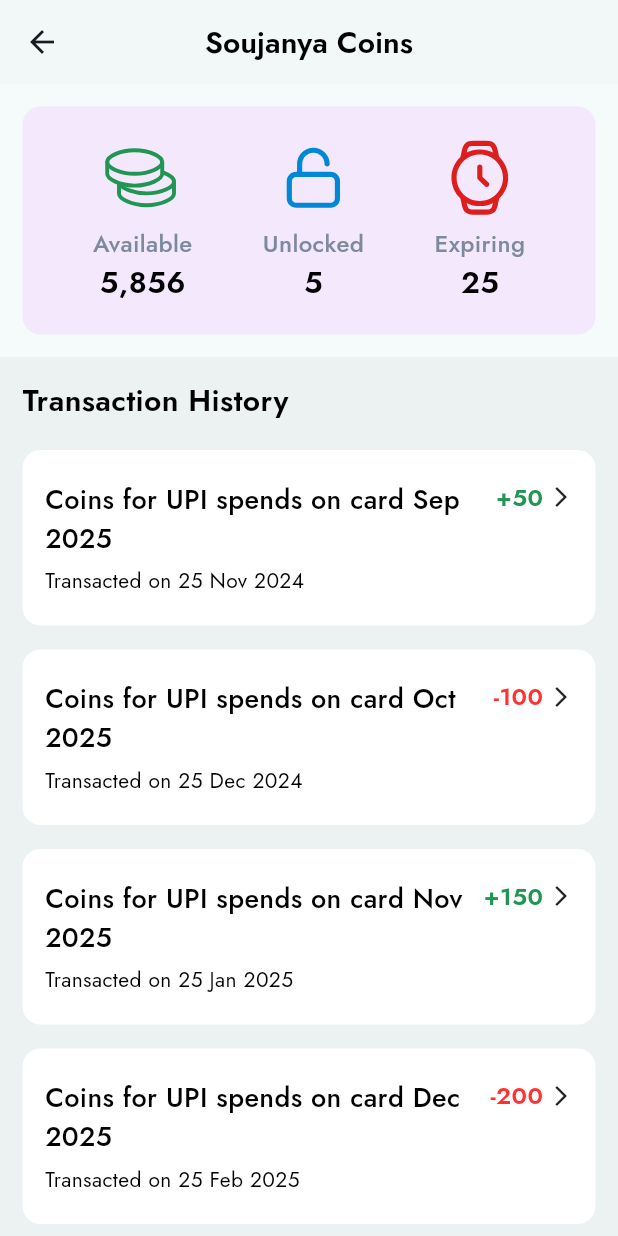
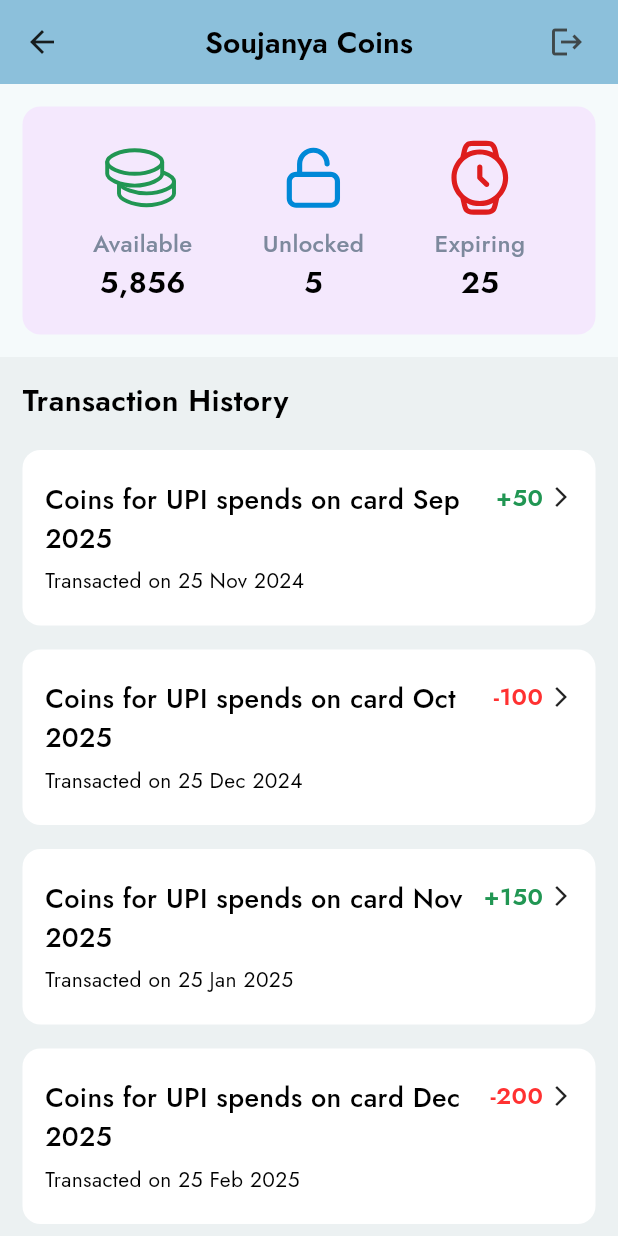
Before and after one commit to gitcoder-23/soujanya-coin-flutter, a Flutter app: the DashboardScreen screen opened directly, on a phone screen of 412 x 824 dp. Run offline on Flutter 3.47's test engine with Material 3 defaults, Android fonts, the phone set to English and light mode, and no system bars; our stand-ins replace dio, flutter_svg, get, shared_preferences; accounts and stored records are empty.

Commit message:
logout done

```diff
--- a/lib/controllers/auth_controller.dart
+++ b/lib/controllers/auth_controller.dart
@@ -141,6 +141,7 @@ class AuthController extends GetxController {
     log('Logout API call successful:--Quick');
     SharedPreferences prefs = await SharedPreferences.getInstance();
     await prefs.remove('userToken');
+    await prefs.clear();
     userToken = '';
 
     Navigator.of(context).pushNamedAndRemoveUntil(
--- a/lib/pages/home_screen/dashboard_screen.dart
+++ b/lib/pages/home_screen/dashboard_screen.dart
@@ -1,5 +1,7 @@
 import 'package:flutter/material.dart';
+import 'package:get/get.dart';
 import 'package:saujanya/constants/colors.dart';
+import 'package:saujanya/controllers/auth_controller.dart';
 import 'package:saujanya/utils/custom_widgets.dart';
 
 import 'dashboard_widgets/coin_section.dart';
@@ -15,6 +17,8 @@ class DashboardScreen extends StatefulWidget {
 }
 
 class _DashboardScreenState extends State<DashboardScreen> {
+  AuthController authController = Get.put(AuthController());
+
   void handleTransactionDetails(BuildContext context, Map transaction) {
     showModalBottomSheet(
       isDismissible: true,
@@ -31,7 +35,8 @@ class _DashboardScreenState extends State<DashboardScreen> {
   Widget build(BuildContext context) {
     return Scaffold(
       appBar: AppBar(
-        backgroundColor: whiteColor,
+        actionsPadding: EdgeInsets.symmetric(horizontal: 10),
+        backgroundColor: appBlueColor.withOpacity(0.4),
         centerTitle: true,
         elevation: 1,
         title: appNormalText(
@@ -41,6 +46,14 @@ class _DashboardScreenState extends State<DashboardScreen> {
           textColor: blackColor,
           textFontWeight: FontWeight.w600,
         ),
+        actions: [
+          IconButton(
+            onPressed: () {
+              authController.quickLogOut(context);
+            },
+            icon: Icon(Icons.logout),
+          ),
+        ],
       ),
       body: SafeArea(
         child: Column(
--- a/lib/pages/login/login_screen.dart
+++ b/lib/pages/login/login_screen.dart
@@ -1,7 +1,6 @@
 import 'package:flutter/material.dart';
 import 'package:get/get.dart';
 import 'package:saujanya/constants/colors.dart';
-import 'package:saujanya/routes/page_route.dart';
 
 import '../../controllers/auth_controller.dart';
 import '../../utils/custom_widgets.dart';
```
